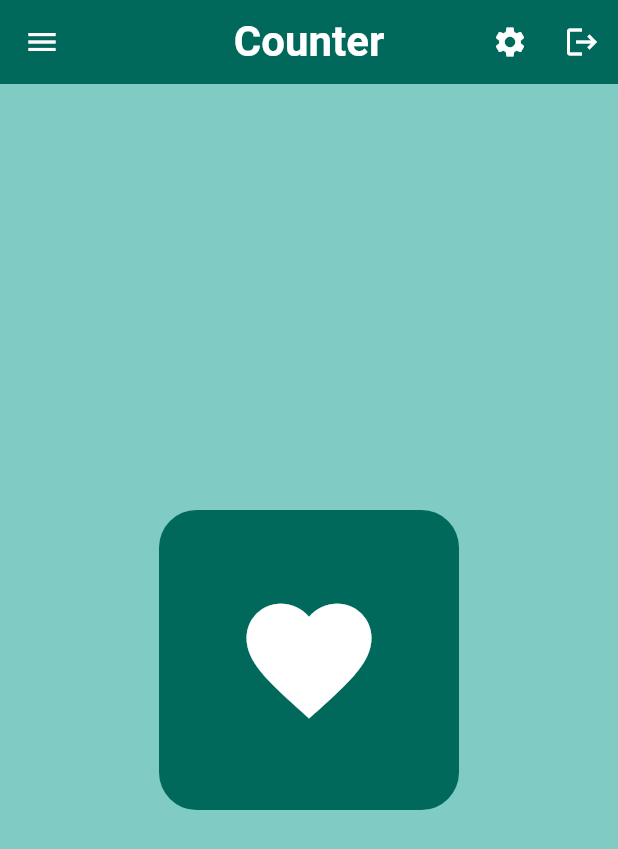
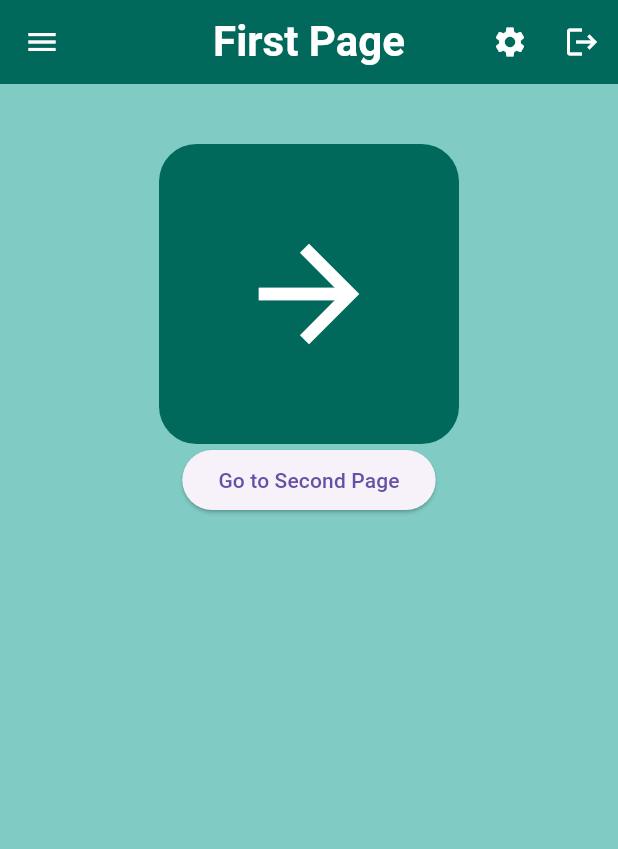
Before and after one commit to binbaragi/Counter-App, a Flutter app: the screen it shows after launch, on a phone screen of 412 x 824 dp. Shown: the top 849 px of the screen. Run offline on Flutter 3.47's test engine with Material 3 defaults, Android fonts, the phone set to English and light mode, and no system bars.

```diff
--- a/counter_app/lib/main.dart
+++ b/counter_app/lib/main.dart
@@ -1,40 +1,7 @@
+import 'package:counter_app/pages/first_page.dart';
+import 'package:counter_app/pages/second_page.dart';
 import 'package:flutter/material.dart';
 
-//data structures in dart
-/*
-lists -> ordered and can have duplicates
-
-list names = ['mitch', 'john', 'sarah', 'mitch'];
-
-names[0] -> 'mitch'
-names[1] -> 'john'
-names[2] -> 'sarah'
-names[3] -> 'mitch'
-
-you can also specify the type of data in the list:
-list<int> numbers = [1,2,3,4,5];
-
-for(int i = 0; i < names.length; i++) {
-  print(names[i]);
-}
-
-sets -> unordered and cannot have duplicates
-
-set<string> uniqueNames = ['mitch', 'john', 'sarah'];
-
-maps -> key-value pairs
-
-Map user = {
-  'name': 'mitch',
-  'age': 30,
-  'isAdmin': true
-};
-
-print(user['name']); -> 'mitch'
-print(user['age']); -> 30
-print(user['isAdmin']); -> true
-
-*/
 void main() {
   runApp(const MainApp());
 }
@@ -46,49 +13,11 @@ class MainApp extends StatelessWidget {
   Widget build(BuildContext context) {
     return MaterialApp(
       debugShowCheckedModeBanner: false,
-
-      home: Scaffold(
-        backgroundColor: Colors.teal[200],
-        appBar: AppBar(
-          title: const Text('Counter'),
-          titleTextStyle: TextStyle(
-            color: Colors.white,
-            fontSize: 28,
-            fontWeight: FontWeight.bold,
-          ),
-          elevation: 0,
-          centerTitle: true,
-          backgroundColor: Colors.teal[800],
-
-          //leading is the icon on the left side of the app bar
-          leading: Icon(Icons.menu, color: Colors.white),
-
-          //actions is a list of widgets that will be displayed on the right side of the app bar
-          actions: [
-            IconButton(
-              onPressed: () {},
-              icon: Icon(Icons.settings, color: Colors.white),
-            ),
-
-            IconButton(
-              onPressed: () {},
-              icon: Icon(Icons.logout, color: Colors.white),
-            ),
-          ],
-        ),
-        body: Center(
-          child: Container(
-            height: 200,
-            width: 200,
-            decoration: BoxDecoration(
-              color: Colors.teal[800],
-              borderRadius: BorderRadius.circular(25),
-            ),
-            padding: EdgeInsets.all(25),
-            child: Icon(Icons.favorite, color: Colors.white, size: 100),
-          ),
-        ),
-      ),
+      home: FirstPage(),
+      routes: {
+        '/firstpage': (context) => FirstPage(),
+        '/secondpage': (context) => SecondPage(),
+      },
     );
   }
 }
--- /dev/null
+++ b/counter_app/lib/pages/first_page.dart
@@ -0,0 +1,71 @@
+import 'package:flutter/material.dart';
+
+class FirstPage extends StatelessWidget {
+  const FirstPage({super.key});
+
+  @override
+  Widget build(BuildContext context) {
+    return Scaffold(
+      backgroundColor: Colors.teal[200],
+      appBar: AppBar(
+        title: const Text('First Page'),
+        titleTextStyle: TextStyle(
+          color: Colors.white,
+          fontSize: 28,
+          fontWeight: FontWeight.bold,
+        ),
+        elevation: 0,
+        centerTitle: true,
+        backgroundColor: Colors.teal[800],
+
+        //leading is the icon on the left side of the app bar
+        leading: Icon(Icons.menu, color: Colors.white),
+
+        //actions is a list of widgets that will be displayed on the right side of the app bar
+        actions: [
+          IconButton(
+            onPressed: () {},
+            icon: Icon(Icons.settings, color: Colors.white),
+          ),
+
+          IconButton(
+            onPressed: () {},
+            icon: Icon(Icons.logout, color: Colors.white),
+          ),
+        ],
+      ),
+
+      body: Padding(
+        padding: const EdgeInsets.only(top: 40),
+        child: Center(
+          child: Column(
+            mainAxisAlignment: MainAxisAlignment.start,
+            crossAxisAlignment: CrossAxisAlignment.center,
+            children: [
+              Container(
+                height: 200,
+                width: 200,
+                decoration: BoxDecoration(
+                  color: Colors.teal[800],
+                  borderRadius: BorderRadius.circular(25),
+                ),
+                padding: EdgeInsets.all(25),
+                child: Icon(
+                  Icons.arrow_forward,
+                  color: Colors.white,
+                  size: 100,
+                ),
+              ),
+              ElevatedButton(
+                onPressed: () {
+                  Navigator.pushNamed(context, '/secondpage');
+                },
+                child: Text('Go to Second Page'),
+              ),
+            ],
+          ),
+        ),
+      ),
+    );
+  }
+}
```
Also changed, not shown: counter_app/lib/pages/second_page.dart (added, +63 -0 lines), 1 other file.
